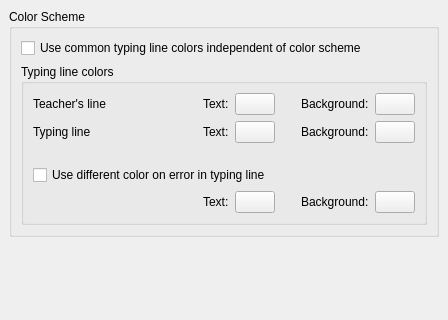
The window that src/ui/ktouchprefcolorspage.ui (KDE/ktouch) describes before a commit, drawn with Qt 5.
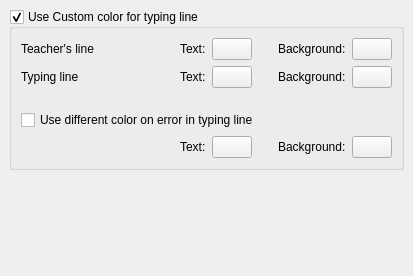
The same window after the commit. Custom widgets are drawn as their Qt base class.

```diff
--- a/src/ui/ktouchprefcolorspage.ui
+++ b/src/ui/ktouchprefcolorspage.ui
@@ -5,8 +5,8 @@
    <rect>
     <x>0</x>
     <y>0</y>
-    <width>448</width>
-    <height>320</height>
+    <width>413</width>
+    <height>276</height>
    </rect>
   </property>
   <property name="windowTitle" >
@@ -20,28 +20,12 @@
     <number>6</number>
    </property>
    <item>
-    <widget class="QGroupBox" name="groupBox5" >
+    <widget class="QGroupBox" name="kcfg_CommonTypingLineColors" >
      <property name="title" >
-      <string>Color Scheme</string>
+      <string>Use Custom color for typing line</string>
      </property>
-     <layout class="QVBoxLayout" >
-      <property name="margin" >
-       <number>9</number>
-      </property>
-      <property name="spacing" >
-       <number>6</number>
-      </property>
-      <item>
-       <widget class="QCheckBox" name="kcfg_CommonTypingLineColors" >
-        <property name="text" >
-         <string>Use common typing line colors independent of color scheme</string>
-        </property>
-       </widget>
-      </item>
-      <item>
-       <widget class="QGroupBox" name="colorsGroupBox" >
-        <property name="title" >
-         <string>Typing line colors</string>
+     <property name="checkable" >
+      <bool>true</bool>
         </property>
         <layout class="QVBoxLayout" >
          <property name="margin" >
@@ -370,9 +354,6 @@
         </layout>
        </widget>
       </item>
-     </layout>
-    </widget>
-   </item>
    <item>
     <spacer>
      <property name="orientation" >
@@ -380,8 +361,8 @@
      </property>
      <property name="sizeHint" >
       <size>
-       <width>20</width>
-       <height>40</height>
+       <width>351</width>
+       <height>51</height>
       </size>
      </property>
     </spacer>
```
Left out of the diff: 9 changed lines with no effect on the pictures. Lines whose indentation alone changed are shown as unchanged.
